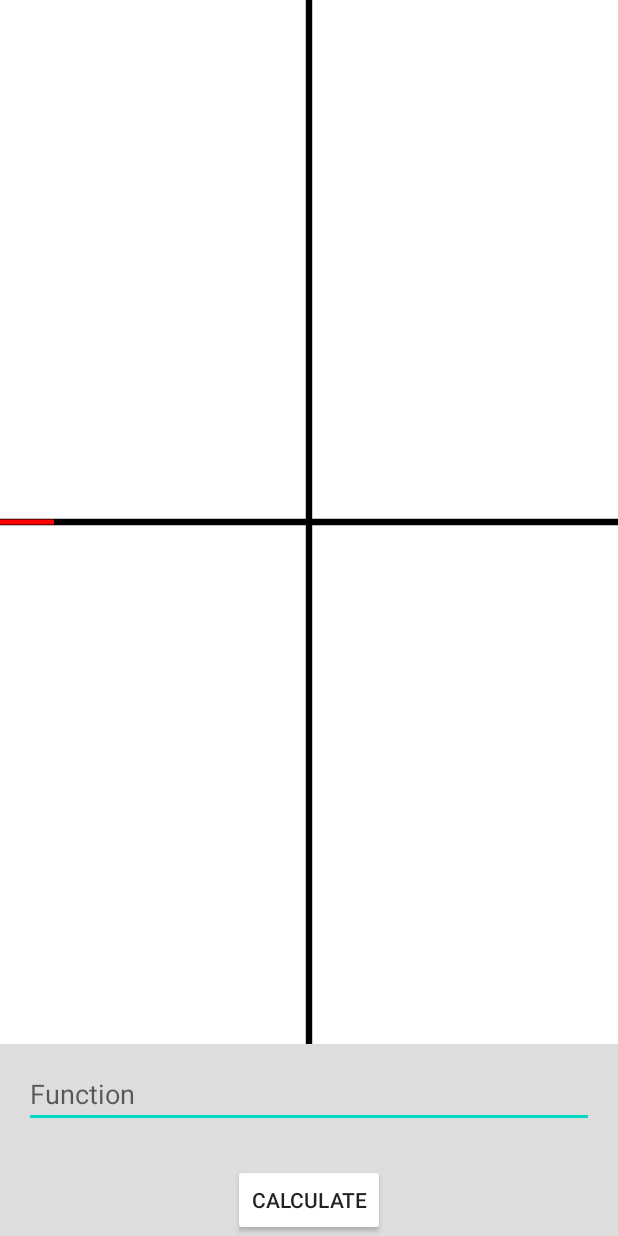
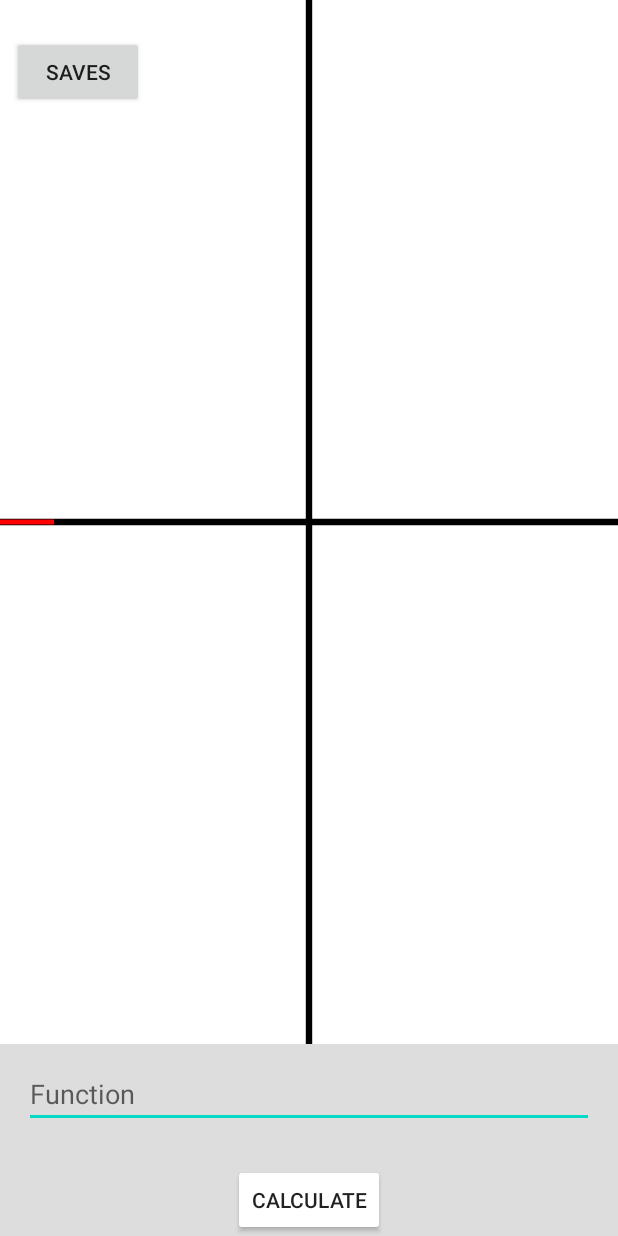
Before and after one commit to nuhah100/GraphViewer, an Android app: the screen it shows after launch (MainActivity), on a phone screen of 412 x 824 dp. Run offline under Robolectric (Android 15) with nearby library versions, the phone set to English and light mode, and no system bars; 3 statements that could not run were skipped.

Commit message:
added ability to get function from saves

```diff
--- a/app/src/main/res/layout/activity_main.xml
+++ b/app/src/main/res/layout/activity_main.xml
@@ -46,6 +46,17 @@
         app:layout_constraintEnd_toEndOf="parent"
         app:layout_constraintStart_toStartOf="parent" />
 
+    <Button
+        android:id="@+id/btnSaves"
+        android:layout_width="wrap_content"
+        android:layout_height="wrap_content"
+        android:layout_marginStart="8dp"
+        android:layout_marginTop="24dp"
+        android:text="Saves"
+        android:onClick="getFunctionFromData"
+        app:layout_constraintStart_toStartOf="parent"
+        app:layout_constraintTop_toTopOf="parent" />
+
 
     <!--
     TODO:
```
Also changed, not shown: app/src/main/java/com/miketmg/graphviewer/MainActivity.java (+29 -0 lines), app/src/main/java/com/miketmg/graphviewer/Saves.java (+11 -0 lines).
